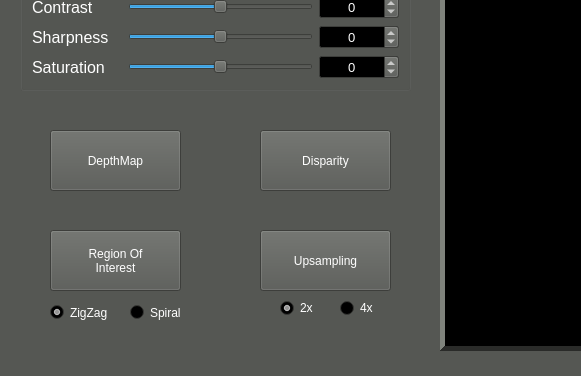
pHgon/LF_Visualization_and_Design, file frames/mainframe.ui: the form before one commit; both pictures show x 0 to 581 and y 319 to 695 of the 1366 by 695 pixel window.
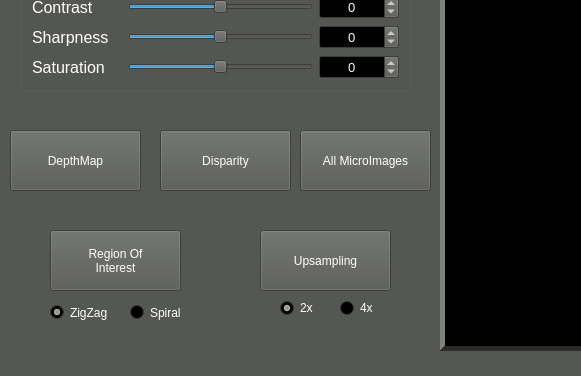
The form after the commit.

Diff of the .ui file:
```diff
--- a/frames/mainframe.ui
+++ b/frames/mainframe.ui
@@ -830,7 +830,7 @@
    <widget class="QPushButton" name="pushButton_depthmap">
     <property name="geometry">
      <rect>
-      <x>50</x>
+      <x>10</x>
       <y>430</y>
       <width>131</width>
       <height>61</height>
@@ -846,7 +846,7 @@
    <widget class="QPushButton" name="pushButton_alldepthmaps">
     <property name="geometry">
      <rect>
-      <x>260</x>
+      <x>160</x>
       <y>430</y>
       <width>131</width>
       <height>61</height>
@@ -1441,6 +1441,48 @@
      </property>
     </widget>
    </widget>
+   <widget class="QPushButton" name="pushButton_microimagens">
+    <property name="geometry">
+     <rect>
+      <x>300</x>
+      <y>430</y>
+      <width>131</width>
+      <height>61</height>
+     </rect>
+    </property>
+    <property name="font">
+     <font>
+      <family>Ubuntu</family>
+      <weight>50</weight>
+      <italic>false</italic>
+      <bold>false</bold>
+      <underline>false</underline>
+      <strikeout>false</strikeout>
+      <kerning>true</kerning>
+     </font>
+    </property>
+    <property name="focusPolicy">
+     <enum>Qt::NoFocus</enum>
+    </property>
+    <property name="contextMenuPolicy">
+     <enum>Qt::DefaultContextMenu</enum>
+    </property>
+    <property name="acceptDrops">
+     <bool>false</bool>
+    </property>
+    <property name="layoutDirection">
+     <enum>Qt::LeftToRight</enum>
+    </property>
+    <property name="autoFillBackground">
+     <bool>false</bool>
+    </property>
+    <property name="text">
+     <string>All MicroImages</string>
+    </property>
+    <property name="checkable">
+     <bool>false</bool>
+    </property>
+   </widget>
    <zorder>label_tela</zorder>
    <zorder>groupBox_cores</zorder>
    <zorder>pushButton_depthmap</zorder>
```
Left out of the diff: 5 changed lines with no effect on the pictures.
